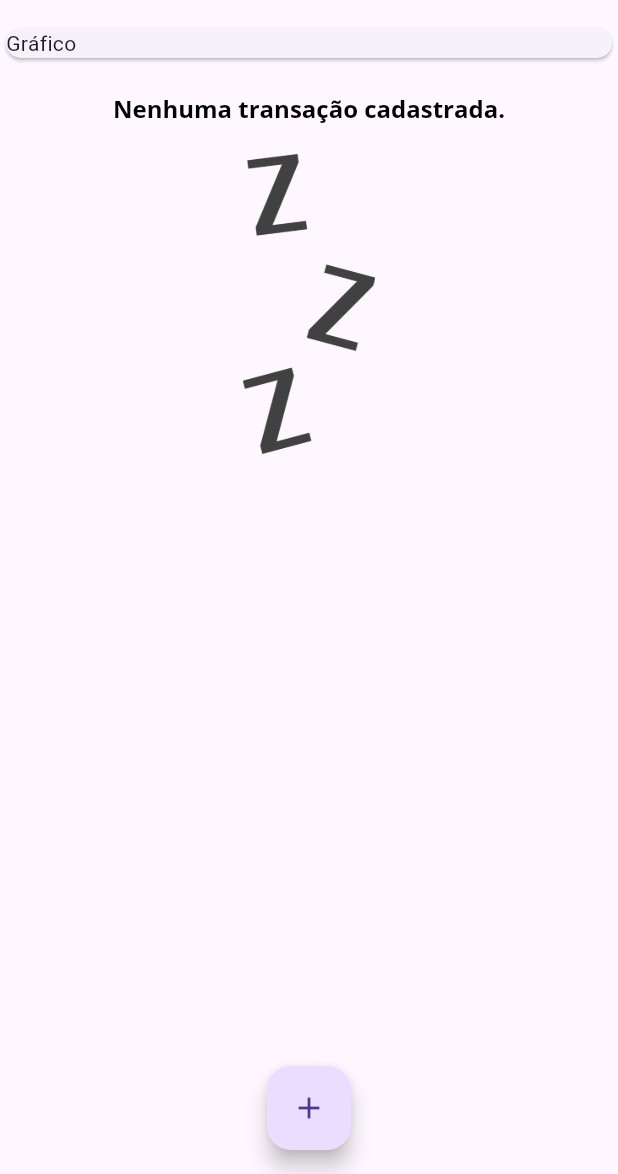
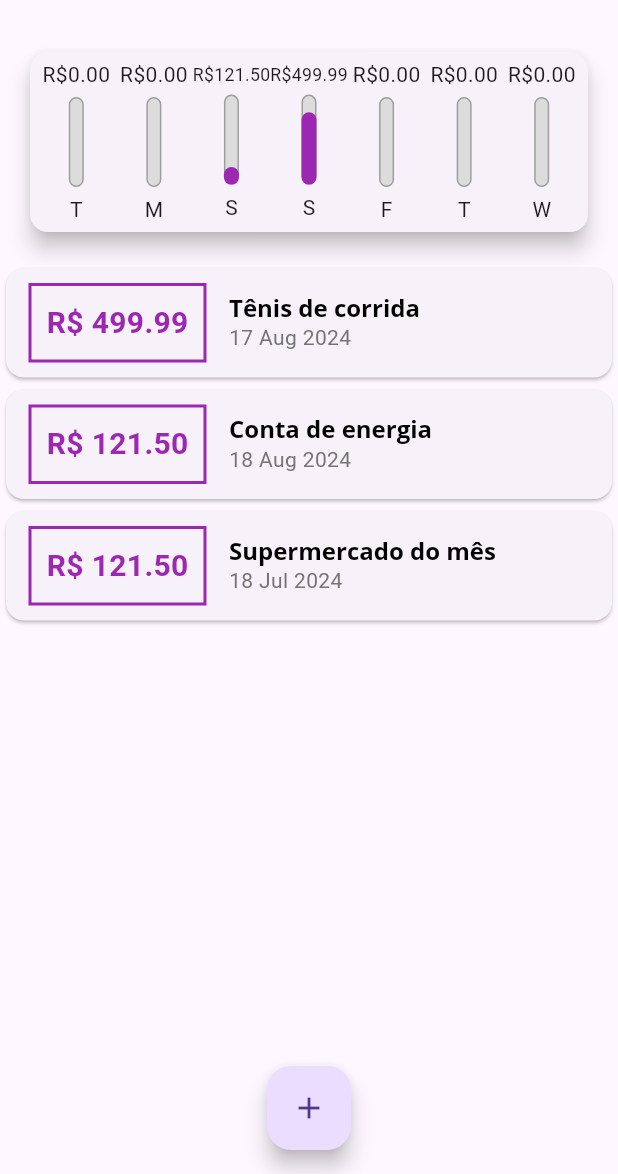
Before and after one commit to Mathews-mw/expense_organizer, a Flutter app: the screen it shows after launch, on a phone screen of 412 x 824 dp, the part 62-1236 px from its top. Run offline on Flutter 3.47's test engine with Material 3 defaults, Android fonts, the phone set to English and light mode, and no system bars.

Commit message:
chart bar

```diff
--- /dev/null
+++ b/lib/components/chart.dart
@@ -0,0 +1,65 @@
+import 'package:expense_organizer/components/chart_bar.dart';
+import 'package:expense_organizer/models/transaction.dart';
+import 'package:flutter/material.dart';
+import 'package:intl/intl.dart';
+
+class Chart extends StatelessWidget {
+  final List<Transaction> recentTransactions;
+
+  const Chart({super.key, required this.recentTransactions});
+
+  List<Map<String, Object>> get groupedTransactions {
+    return List.generate(7, (index) {
+      final weekDay = DateTime.now().subtract(Duration(days: index));
+
+      double totalSum = 0.0;
+
+      for (var i = 0; i < recentTransactions.length; i++) {
+        bool isSameDay = recentTransactions[i].date.day == weekDay.day;
+        bool isSameMonth = recentTransactions[i].date.month == weekDay.month;
+        bool isSameYear = recentTransactions[i].date.year == weekDay.year;
+
+        if (isSameDay && isSameMonth && isSameYear) {
+          totalSum += recentTransactions[i].value;
+        }
+      }
+
+      final weekDayFirstLatter = DateFormat.E().format(weekDay)[0];
+
+      return {
+        'day': weekDayFirstLatter,
+        'value': totalSum,
+      };
+    });
+  }
+
+  double get _weekTotalValue {
+    return groupedTransactions.fold(0.0, (acc, item) {
+      return acc += (item['value'] as double);
+    });
+  }
+
+  @override
+  Widget build(BuildContext context) {
+    return Card(
+      elevation: 6,
+      margin: const EdgeInsets.all(20),
+      child: Padding(
+        padding: const EdgeInsets.all(5.0),
+        child: Row(
+          mainAxisAlignment: MainAxisAlignment.spaceAround,
+          children: groupedTransactions.map((groupTr) {
+            return Flexible(
+              fit: FlexFit.tight,
+              child: ChartBar(
+                label: groupTr['day'].toString(),
+                value: double.parse(groupTr['value'].toString()),
+                percentage: (groupTr['value'] as double) / _weekTotalValue,
+              ),
+            );
+          }).toList(),
+        ),
+      ),
+    );
+  }
+}
--- /dev/null
+++ b/lib/components/chart_bar.dart
@@ -0,0 +1,49 @@
+import 'package:flutter/material.dart';
+
+class ChartBar extends StatelessWidget {
+  final String label;
+  final double value;
+  final double percentage;
+
+  const ChartBar({
+    super.key,
+    required this.label,
+    required this.value,
+    required this.percentage,
+  });
+
+  @override
+  Widget build(BuildContext context) {
+    return Column(
+      children: <Widget>[
+        FittedBox(child: Text('R\$${value.toStringAsFixed(2)}')),
+        const SizedBox(height: 5),
+        Container(
+          height: 60,
+          width: 10,
+          child: Stack(
+            alignment: Alignment.bottomCenter,
+            children: <Widget>[
+              Container(
+                decoration: BoxDecoration(
+                    border: Border.all(color: Colors.grey, width: 1.0),
+                    color: const Color.fromRGBO(220, 220, 220, 1),
+                    borderRadius: BorderRadius.circular(5)),
+              ),
+              FractionallySizedBox(
+                heightFactor: percentage,
+                child: Container(
+                  decoration: BoxDecoration(
+                      color: Theme.of(context).colorScheme.primary,
+                      borderRadius: BorderRadius.circular(5)),
+                ),
+              )
+            ],
+          ),
+        ),
+        const SizedBox(height: 5),
+        Text(label),
+      ],
+    );
+  }
+}
--- a/lib/main.dart
+++ b/lib/main.dart
@@ -1,4 +1,5 @@
 import 'dart:math';
+import 'package:expense_organizer/components/chart.dart';
 import 'package:flutter/material.dart';
 
 import 'package:expense_organizer/models/transaction.dart';
@@ -51,21 +52,31 @@ class HomePage extends StatefulWidget {
 
 class _HomePageState extends State<HomePage> {
   final List<Transaction> _transactions = [
-    // Transaction(
-    //     id: 't1',
-    //     title: 'Tênis de corrida',
-    //     value: 499.99,
-    //     date: DateTime.now()),
-    // Transaction(
-    //     id: 't2',
-    //     title: 'Conta de energia',
-    //     value: 121.50,
-    //     date: DateTime.now()),
-    // Transaction(
-    //     id: 't3', title: 'Despesa #03', value: 121.50, date: DateTime.now()),
-    // Transaction(
-    //     id: 't4', title: 'Despesa #04', value: 150.00, date: DateTime.now()),
+    Transaction(
+      id: 't1',
+      title: 'Tênis de corrida',
+      value: 499.99,
+      date: DateTime.now().subtract(Duration(days: 3)),
+    ),
+    Transaction(
+      id: 't2',
+      title: 'Conta de energia',
+      value: 121.50,
+      date: DateTime.now().subtract(Duration(days: 2)),
+    ),
+    Transaction(
+      id: 't3',
+      title: 'Supermercado do mês',
+      value: 121.50,
+      date: DateTime.now().subtract(Duration(days: 33)),
+    ),
   ];
+
+  List<Transaction> get _recentTransactions {
+    return _transactions.where((tr) {
+      return tr.date.isAfter(DateTime.now().subtract(Duration(days: 7)));
+    }).toList();
+  }
 
   _addTransaction(String title, double value) {
     final newTransaction = Transaction(
@@ -105,11 +116,7 @@ class _HomePageState extends State<HomePage> {
         child: Column(
           crossAxisAlignment: CrossAxisAlignment.stretch,
           children: <Widget>[
-            Container(
-              child: const Card(
-                child: Text('Gráfico'),
-              ),
-            ),
+            Chart(recentTransactions: _recentTransactions),
             TransactionList(transactions: _transactions),
           ],
         ),
```
